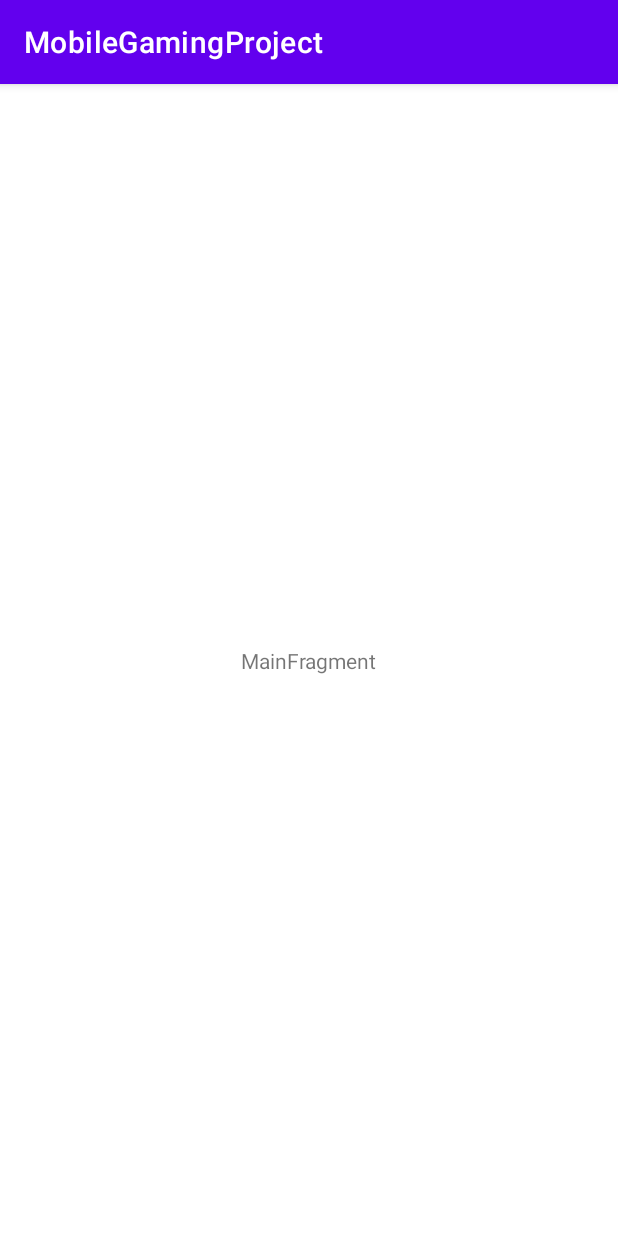
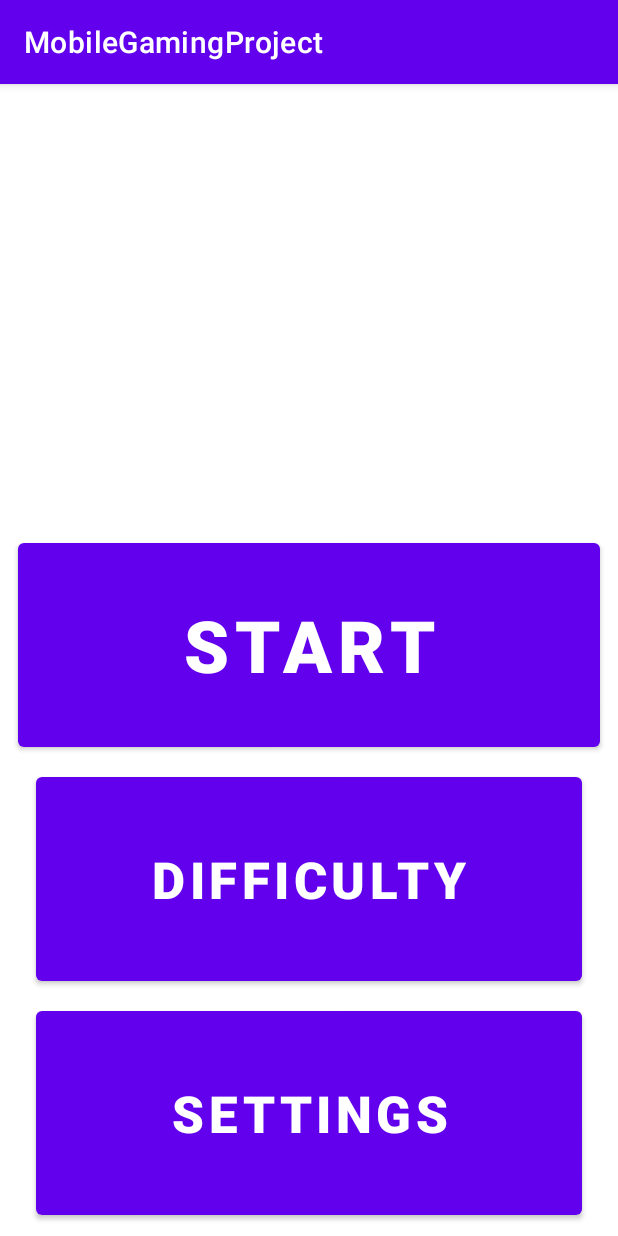
Before and after one commit to Jamsters/mobileAndGamingDevices, an Android app: the screen it shows after launch (MainActivity), on a phone screen of 412 x 824 dp. Run offline under Robolectric (Android 15) with nearby library versions, the phone set to English and light mode, and no system bars.

Commit message:
Added moving from one fragment to another.

```diff
--- a/mobileGamingProject/app/build.gradle
+++ b/mobileGamingProject/app/build.gradle
@@ -35,6 +35,7 @@ dependencies {
     implementation 'androidx.constraintlayout:constraintlayout:2.1.4'
     implementation 'androidx.lifecycle:lifecycle-livedata-ktx:2.4.1'
     implementation 'androidx.lifecycle:lifecycle-viewmodel-ktx:2.4.1'
+    implementation 'androidx.preference:preference:1.2.0'
     testImplementation 'junit:junit:4.13.2'
     androidTestImplementation 'androidx.test.ext:junit:1.1.3'
     androidTestImplementation 'androidx.test.espresso:espresso-core:3.4.0'
--- a/mobileGamingProject/app/src/main/java/w9039358/mobileGamingProject/MainActivity.java
+++ b/mobileGamingProject/app/src/main/java/w9039358/mobileGamingProject/MainActivity.java
@@ -1,10 +1,12 @@
 package w9039358.mobileGamingProject;
 
 import androidx.appcompat.app.AppCompatActivity;
+import androidx.fragment.app.Fragment;
 
 import android.os.Bundle;
 
 import w9039358.mobileGamingProject.ui.main.MainFragment;
+import w9039358.mobileGamingProject.ui.main.OtherFragment;
 
 public class MainActivity extends AppCompatActivity {
 
@@ -18,4 +20,12 @@ public class MainActivity extends AppCompatActivity {
                     .commitNow();
         }
     }
+
+    protected void switchFragmentOther()
+    {
+        getSupportFragmentManager().beginTransaction()
+                .replace(R.id.container, OtherFragment.newInstance())
+                .commitNow();
+    }
+
 }
--- a/mobileGamingProject/app/src/main/java/w9039358/mobileGamingProject/ui/main/MainFragment.java
+++ b/mobileGamingProject/app/src/main/java/w9039358/mobileGamingProject/ui/main/MainFragment.java
@@ -1,22 +1,28 @@
 package w9039358.mobileGamingProject.ui.main;
 
+
+import androidx.fragment.app.FragmentManager;
 import androidx.lifecycle.ViewModelProvider;
-
+import androidx.appcompat.app.AppCompatActivity;
 import android.os.Bundle;
-
+import androidx.appcompat.app.AppCompatActivity;
 import androidx.annotation.NonNull;
 import androidx.annotation.Nullable;
 import androidx.fragment.app.Fragment;
-
+import w9039358.mobileGamingProject.ui.main.MainFragment;
+import w9039358.mobileGamingProject.ui.main.OtherFragment;
 import android.view.LayoutInflater;
 import android.view.View;
 import android.view.ViewGroup;
+import android.widget.Button;
 
 import w9039358.mobileGamingProject.R;
 
 public class MainFragment extends Fragment {
 
     private MainViewModel mViewModel;
+    private Button switchButton;
+    View view;
 
     public static MainFragment newInstance() {
         return new MainFragment();
@@ -33,7 +39,26 @@ public class MainFragment extends Fragment {
     @Override
     public View onCreateView(@NonNull LayoutInflater inflater, @Nullable ViewGroup container,
                              @Nullable Bundle savedInstanceState) {
-        return inflater.inflate(R.layout.fragment_main, container, false);
+        view = inflater.inflate(R.layout.fragment_main, container, false);
+
+
+        switchButton = view.findViewById(R.id.button5);
+        switchButton.setOnClickListener(new View.OnClickListener() {
+            public void onClick(View v) {
+                if (savedInstanceState == null) {
+                    Fragment fragment = new OtherFragment();
+                    FragmentManager fragmentManager = getFragmentManager();
+
+                    fragmentManager.beginTransaction().replace(R.id.container, fragment).commit();
+                }
+            }
+        });
+
+        return view;
+
+
+
+
     }
 
 }
--- a/mobileGamingProject/app/src/main/res/layout/activity_main.xml
+++ b/mobileGamingProject/app/src/main/res/layout/activity_main.xml
@@ -4,4 +4,7 @@
     android:id="@+id/container"
     android:layout_width="match_parent"
     android:layout_height="match_parent"
-    tools:context=".MainActivity" />
+    tools:context=".MainActivity"
+    >
+
+</FrameLayout>
--- a/mobileGamingProject/app/src/main/res/layout/fragment_main.xml
+++ b/mobileGamingProject/app/src/main/res/layout/fragment_main.xml
@@ -7,14 +7,70 @@
     android:layout_height="match_parent"
     tools:context=".ui.main.MainFragment">
 
-    <TextView
-        android:id="@+id/message"
-        android:layout_width="wrap_content"
-        android:layout_height="wrap_content"
-        android:text="MainFragment"
+
+
+    <Button
+        android:id="@+id/button3"
+        android:layout_width="0dp"
+        android:layout_height="0dp"
+        android:layout_marginStart="24dp"
+        android:layout_marginEnd="24dp"
+        android:layout_marginBottom="8dp"
+        android:text="@string/settingsButton"
+        android:textSize="34sp"
+        android:textStyle="bold"
         app:layout_constraintBottom_toBottomOf="parent"
         app:layout_constraintEnd_toEndOf="parent"
+        app:layout_constraintHorizontal_bias="0.5"
+        app:layout_constraintStart_toStartOf="parent"
+        app:layout_constraintTop_toBottomOf="@+id/button2" />
+
+    <Button
+        android:id="@+id/button5"
+        android:layout_width="0dp"
+        android:layout_height="0dp"
+        android:layout_marginStart="12dp"
+        android:layout_marginTop="300dp"
+        android:layout_marginEnd="12dp"
+        android:layout_marginBottom="8dp"
+        android:text="@string/startButton"
+        android:textAllCaps="true"
+        android:textSize="48sp"
+        android:textStyle="bold"
+        app:layout_constraintBottom_toTopOf="@+id/button2"
+        app:layout_constraintEnd_toEndOf="parent"
+        app:layout_constraintHorizontal_bias="0.0"
         app:layout_constraintStart_toStartOf="parent"
         app:layout_constraintTop_toTopOf="parent" />
 
+    <Button
+        android:id="@+id/button2"
+        android:layout_width="0dp"
+        android:layout_height="0dp"
+        android:layout_marginStart="24dp"
+        android:layout_marginEnd="24dp"
+        android:layout_marginBottom="8dp"
+        android:text="@string/difficultyButton"
+        android:textSize="34sp"
+        android:textStyle="bold"
+        app:layout_constraintBottom_toTopOf="@+id/button3"
+        app:layout_constraintEnd_toEndOf="parent"
+        app:layout_constraintHorizontal_bias="0.5"
+        app:layout_constraintStart_toStartOf="parent"
+        app:layout_constraintTop_toBottomOf="@+id/button5" />
+
+    <ImageView
+        android:id="@+id/imageView3"
+        android:layout_width="290dp"
+        android:layout_height="0dp"
+        android:layout_marginStart="12dp"
+        android:layout_marginTop="32dp"
+        android:layout_marginEnd="32dp"
+        android:layout_marginBottom="32dp"
+        app:layout_constraintBottom_toTopOf="@+id/button5"
+        app:layout_constraintEnd_toEndOf="parent"
+        app:layout_constraintStart_toStartOf="parent"
+        app:layout_constraintTop_toTopOf="parent"
+        tools:src="@drawable/ic_launcher_background" />
+
 </androidx.constraintlayout.widget.ConstraintLayout>
```
Also changed, not shown: mobileGamingProject/app/src/main/java/w9039358/mobileGamingProject/ui/main/OtherFragment.java (added, +39 -0 lines), mobileGamingProject/app/src/main/res/layout/fragment_other.xml (added, +17 -0 lines), mobileGamingProject/app/src/main/res/values/strings.xml (+20 -0 lines).
